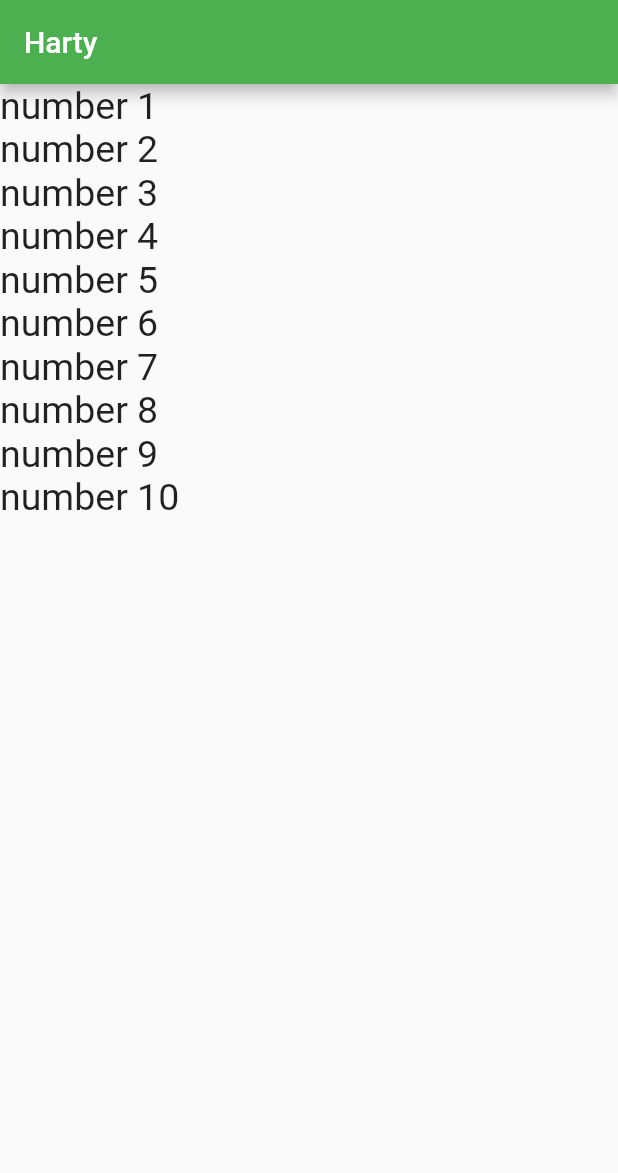
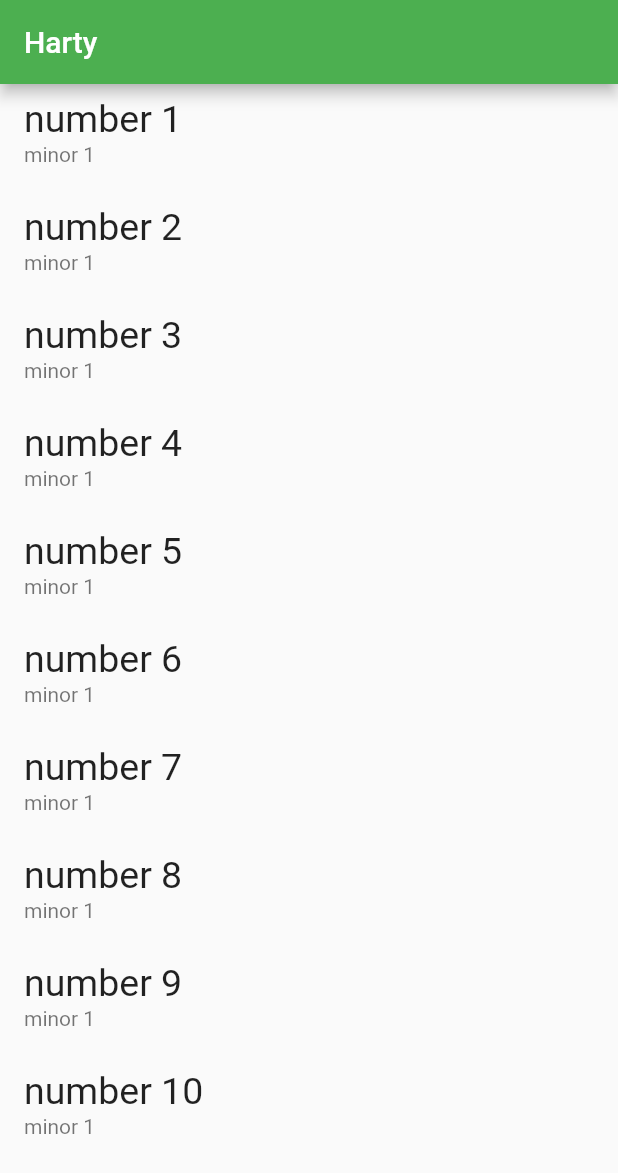
Before and after one commit to anechaboon/basic_flutter, a Flutter app: the screen it shows after launch, on a phone screen of 412 x 824 dp. Shown: the top 1173 px of the screen. Run offline on Flutter 3.47's test engine with Material 2 defaults, Android fonts, the phone set to English and light mode, and no system bars.

Commit message:
ListTile

```diff
--- a/lib/main.dart
+++ b/lib/main.dart
@@ -43,9 +43,12 @@ class _MyHomePageState extends State<MyHomePage> {
   List<Widget> getData(int count) {
     List<Widget> data = [];
     for (var i = 1; i <= count; i++) {
-      var menu = Text(
-        "number ${i}",
-        style: TextStyle(fontSize: 25),
+      var menu = ListTile(
+        title: Text(
+          "number ${i}",
+          style: TextStyle(fontSize: 25),
+        ),
+        subtitle: Text("minor 1"),
       );
       data.add(menu);
     }
```
